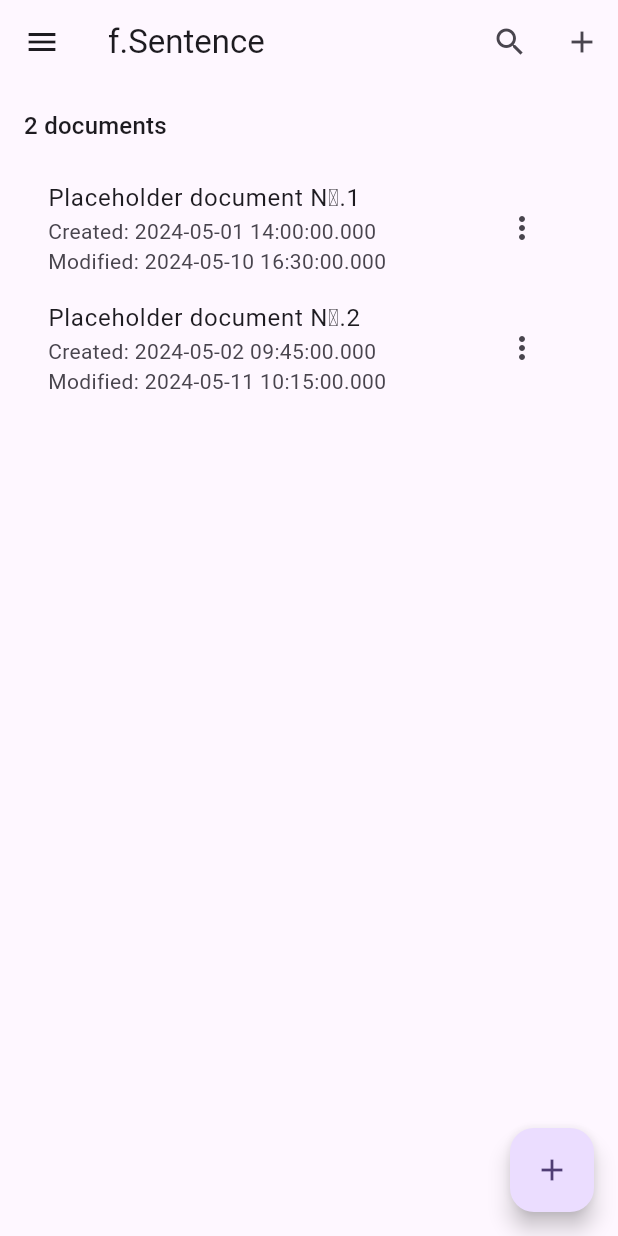
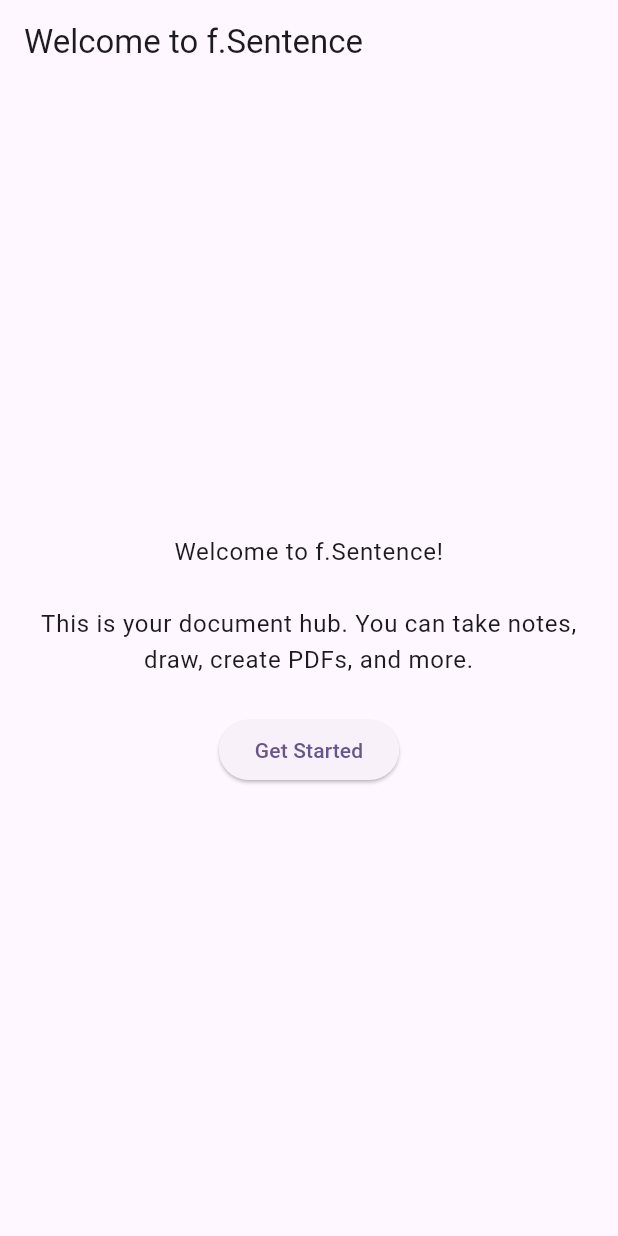
Before and after one commit to ZoranJeremic/f.Sentence, a Flutter app: the screen it shows after launch, on a phone screen of 412 x 824 dp. Run offline on Flutter 3.47's test engine with Material 3 defaults, Android fonts, the phone set to English and light mode, and no system bars; drawn by our look-alikes of dynamic_color; our stand-ins replace shared_preferences.

Commit message:
Update main.dart

```diff
--- a/lib/main.dart
+++ b/lib/main.dart
@@ -1,9 +1,19 @@
 import 'package:flutter/material.dart';
 import 'package:dynamic_color/dynamic_color.dart';
+import 'package:shared_preferences/shared_preferences.dart';
 
-void main() => runApp(MyApp());
+void main() async {
+  WidgetsFlutterBinding.ensureInitialized();
+  final prefs = await SharedPreferences.getInstance();
+  final hasSeenWelcome = prefs.getBool('hasSeenWelcomeScreen') ?? false;
+  runApp(MyApp(hasSeenWelcome: hasSeenWelcome));
+}
 
 class MyApp extends StatelessWidget {
+  final bool hasSeenWelcome;
+
+  const MyApp({Key? key, required this.hasSeenWelcome}) : super(key: key);
+
   @override
   Widget build(BuildContext context) {
     return DynamicColorBuilder(
@@ -12,30 +22,68 @@ class MyApp extends StatelessWidget {
           title: 'f.Sentence',
           theme: ThemeData(
             useMaterial3: true,
-            colorScheme: lightColorScheme ?? ColorScheme.fromSeed(
+            colorScheme: lightColorScheme ??
+                ColorScheme.fromSeed(
                   seedColor: Colors.deepPurple,
                   brightness: Brightness.light,
                 ),
           ),
           darkTheme: ThemeData(
             useMaterial3: true,
-            colorScheme: darkColorScheme ?? ColorScheme.fromSeed(
+            colorScheme: darkColorScheme ??
+                ColorScheme.fromSeed(
                   seedColor: Colors.deepPurple,
                   brightness: Brightness.dark,
                 ),
           ),
           themeMode: ThemeMode.system,
-          home: HomeScreen(),
+          home: hasSeenWelcome ? HomeScreen() : WelcomeScreen(),
         );
       },
     );
   }
 }
 
+class WelcomeScreen extends StatelessWidget {
+  @override
+  Widget build(BuildContext context) {
+    return Scaffold(
+      appBar: AppBar(title: Text('Welcome to f.Sentence')),
+      body: Padding(
+        padding: const EdgeInsets.all(16.0),
+        child: Column(
+          mainAxisAlignment: MainAxisAlignment.center,
+          children: [
+            Text(
+              'Welcome to f.Sentence!\n\nThis is your document hub. You can take notes, draw, create PDFs, and more.',
+              style: Theme.of(context).textTheme.bodyLarge,
+              textAlign: TextAlign.center,
+            ),
+            SizedBox(height: 24),
+            ElevatedButton(
+              onPressed: () async {
+                final prefs = await SharedPreferences.getInstance();
+                await prefs.setBool('hasSeenWelcomeScreen', true);
+                Navigator.pushReplacement(
+                  context,
+                  MaterialPageRoute(builder: (_) => HomeScreen()),
+                );
+              },
+              child: Text('Get Started'),
+            ),
+          ],
+        ),
+      ),
+    );
+  }
+}
+
+// Document class
 class Document {
   final String title;
   final DateTime created;
   final DateTime modified;
+
   Document({
     required this.title,
     required this.created,
@@ -43,6 +91,7 @@ class Document {
   });
 }
 
+// HomeScreen
 class HomeScreen extends StatefulWidget {
   @override
   _HomeScreenState createState() => _HomeScreenState();
@@ -132,8 +181,7 @@ class _HomeScreenState extends State<HomeScreen> {
             PopupMenuItem(value: 'delete', child: Text('Delete')),
             PopupMenuItem(value: 'archive', child: Text('Archive')),
             PopupMenuItem(value: 'share', child: Text('Share')),
-            PopupMenuItem(value: 'rename',
-child: Text('Rename')),
+            PopupMenuItem(value: 'rename', child: Text('Rename')),
           ],
         ),
       ),
@@ -156,9 +204,7 @@ child: Text('Rename')),
         actions: [
           IconButton(
             icon: Icon(Icons.search),
-            onPressed: () {
-              // Search placeholder
-            },
+            onPressed: () {},
           ),
           IconButton(
             icon: Icon(Icons.add),
@@ -183,9 +229,7 @@ child: Text('Rename')),
             ListTile(
               leading: Icon(Icons.folder),
               title: Text('Your documents'),
-              onTap: () {
-                Navigator.pop(context);
-              },
+              onTap: () => Navigator.pop(context),
             ),
             ListTile(
               leading: Icon(Icons.star),
@@ -224,12 +268,14 @@ child: Text('Rename')),
             : Column(
                 crossAxisAlignment: CrossAxisAlignment.start,
                 children: [
-                  Text('$docCount documents', style: Theme.of(context).textTheme.titleMedium),
+                  Text('$docCount documents',
+                      style: Theme.of(context).textTheme.titleMedium),
                   SizedBox(height: 16),
                   Expanded(
                     child: ListView.builder(
                       itemCount: documents.length,
-                      itemBuilder: (context, index) => _buildDocumentCard(documents[index]),
+                      itemBuilder: (context, index) =>
+                          _buildDocumentCard(documents[index]),
                     ),
                   ),
                 ],
@@ -243,6 +289,7 @@ child: Text('Rename')),
   }
 }
 
+// Settings screen
 class SettingsScreen extends StatelessWidget {
   @override
   Widget build(BuildContext context) {
@@ -256,16 +303,12 @@ class SettingsScreen extends StatelessWidget {
           ListTile(
             title: Text('Theme Mode'),
             subtitle: Text('System default'),
-            onTap: () {
-              // Theme selector
-            },
+            onTap: () {},
           ),
           ListTile(
             title: Text('Accent Color'),
             subtitle: Text('Pick your favorite'),
-            onTap: () {
-              // Color picker
-            },
+            onTap: () {},
           ),
         ],
       ),
```
Lines whose indentation alone changed are shown as unchanged.
